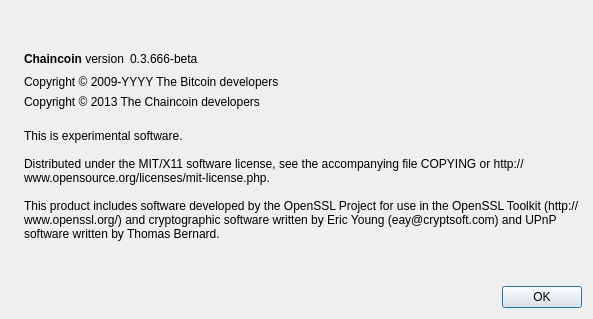
Old version of the form src/qt/forms/aboutdialog.ui in the repository mabtcoin/chaincoin.
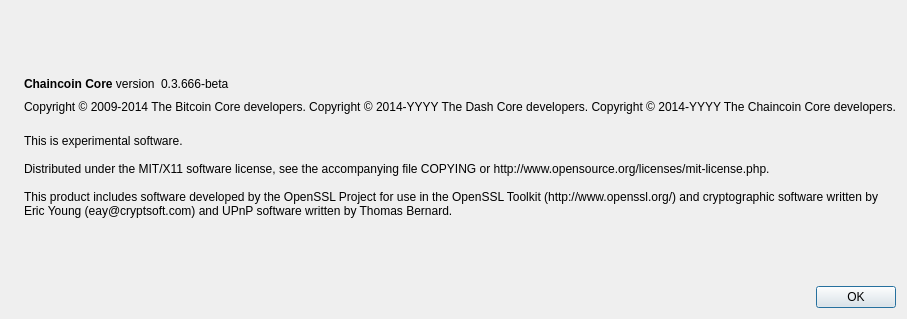
New version of the form. Icons and pictures are not drawn.

```diff
--- a/src/qt/forms/aboutdialog.ui
+++ b/src/qt/forms/aboutdialog.ui
@@ -50,7 +50,7 @@
           <cursorShape>IBeamCursor</cursorShape>
          </property>
          <property name="text">
-          <string>&lt;b&gt;Chaincoin&lt;/b&gt; version</string>
+          <string>&lt;b&gt;Chaincoin Core&lt;/b&gt; version</string>
          </property>
          <property name="textInteractionFlags">
           <set>Qt::LinksAccessibleByMouse|Qt::TextSelectableByKeyboard|Qt::TextSelectableByMouse</set>
@@ -91,23 +91,9 @@
         <cursorShape>IBeamCursor</cursorShape>
        </property>
        <property name="text">
-        <string notr="true">Copyright &amp;copy; 2009-YYYY The Bitcoin developers</string>
-       </property>
-       <property name="textFormat">
-        <enum>Qt::RichText</enum>
-       </property>
-       <property name="textInteractionFlags">
-        <set>Qt::LinksAccessibleByMouse|Qt::TextSelectableByKeyboard|Qt::TextSelectableByMouse</set>
-       </property>
-      </widget>
-     </item>
-     <item>
-      <widget class="QLabel" name="copyrightLabel2">
-       <property name="cursor">
-        <cursorShape>IBeamCursor</cursorShape>
-       </property>
-       <property name="text">
-        <string notr="true">Copyright &amp;copy; 2013 The Chaincoin developers</string>
+        <string>Copyright &amp;copy; 2009-2014 The Bitcoin Core developers.
+Copyright &amp;copy; 2014-YYYY The Dash Core developers.
+Copyright &amp;copy; 2014-YYYY The Chaincoin Core developers.</string>
        </property>
        <property name="textFormat">
         <enum>Qt::RichText</enum>
```
Left out of the diff: 22 changed lines with no effect on the pictures.
